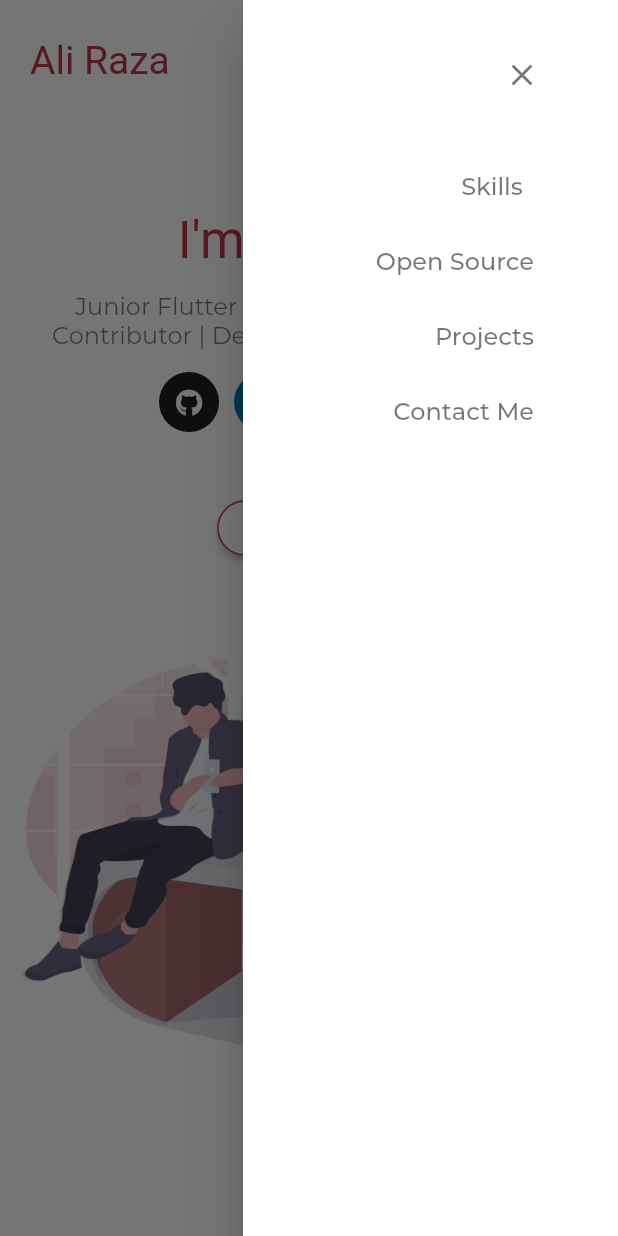
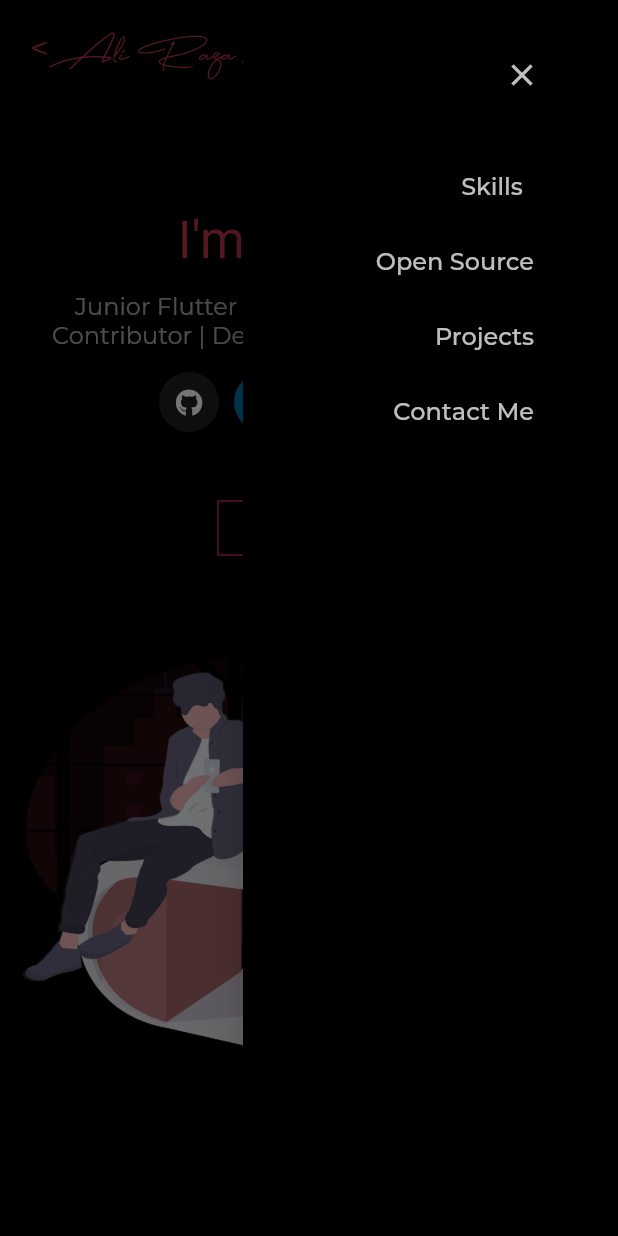
Before and after one commit to alirzadev/devfolio, a Flutter app: the screen it shows after launch, in the side drawer, after a tap on "RESUME", on a phone screen of 412 x 824 dp. Run offline on Flutter 3.47's test engine with Material 2 defaults, Android fonts, the light colour scheme and no system bars; drawn by our look-alikes of scrollable_positioned_list; our stand-ins replace font_awesome_flutter, get; Roboto replaces fonts that are missing (Parisienne); statements that could not run were skipped; project files that could hold a hidden picture were left out.

Commit message:
color changed, repo card ui updated

```diff
--- a/lib/controller/homepage.dart
+++ b/lib/controller/homepage.dart
@@ -1,6 +1,5 @@
 import 'package:devfolio/view/section/contacts_section.dart';
 import 'package:devfolio/view/section/intro_section.dart';
-import 'package:devfolio/view/section/open_source_section.dart';
 import 'package:devfolio/view/section/projects_section.dart';
 import 'package:devfolio/view/section/skills_section.dart';
 import 'package:get/get.dart';
@@ -12,6 +11,7 @@ class HomepageController extends GetxController {
 
   List sections = [
     {}, // Index '0' should be left empty so navbar could be displayed in its place
+
     {
       'widget': IntroSection(),
       'index': 1,
@@ -20,6 +20,7 @@ class HomepageController extends GetxController {
       'widget': SkillsSection(),
       'index': 2,
     },
+
     {
       'widget': OpenSourceSection(),
       'index': 3,
--- a/lib/main.dart
+++ b/lib/main.dart
@@ -17,6 +17,7 @@ class MyApp extends StatelessWidget {
       theme: ThemeData(
         fontFamily: 'Montserrat',
         primaryColor: AppColors.red,
+        scaffoldBackgroundColor: AppColors.black,
         // primarySwatch: Theme.of(context).primaryColor,
       ),
       home: Homepage(),
--- a/lib/utilities/app_colors.dart
+++ b/lib/utilities/app_colors.dart
@@ -2,6 +2,8 @@ import 'package:flutter/material.dart';
 
 class AppColors {
   AppColors._();
+
+  static const Color bgColor = Color(0xFF03071E);
 
   static const Color white = Colors.white;
   static const Color black54 = Colors.black54;
--- a/lib/view/custom_widgets/github_repo_card.dart
+++ b/lib/view/custom_widgets/github_repo_card.dart
@@ -1,23 +1,15 @@
 import 'package:devfolio/utilities/app_colors.dart';
 import 'package:devfolio/utilities/responsive.dart';
 import 'package:devfolio/utilities/url_launer.dart';
+import 'package:devfolio/view/custom_widgets/skills_icon.dart';
 import 'package:flutter/material.dart';
+import 'package:get/get.dart';
+import 'package:url_launcher/url_launcher.dart';
 
 class GithubRepoCard extends StatefulWidget {
-  final String name;
-  final String description;
-  final String language;
-  final String framework;
-  final String repoUrl;
+  final Map repos;
 
-  GithubRepoCard({
-    Key key,
-    this.name,
-    this.description,
-    this.language,
-    this.framework,
-    @required this.repoUrl,
-  }) : super(key: key);
+  GithubRepoCard({Key key, @required this.repos}) : super(key: key);
 
   @override
   _GithubRepoCardState createState() => _GithubRepoCardState();
@@ -29,11 +21,11 @@ class _GithubRepoCardState extends State<GithubRepoCard> {
   @override
   Widget build(BuildContext context) {
     return Padding(
-      padding: EdgeInsets.only(right: !isMobile(context) ? 40 : 15),
+      padding: EdgeInsets.only(right: !isMobile(context) ? 25.0 : 15.0),
       child: InkWell(
         onTap: () {
           //Launch RepoUrl
-          UrlLauncher(url: widget.repoUrl).launchUrl();
+          UrlLauncher(url: widget.repos['repoUrl']).launchUrl();
         },
         onHover: (isHovering) {
           if (isHovering) {
@@ -46,79 +38,60 @@ class _GithubRepoCardState extends State<GithubRepoCard> {
             });
           }
         },
-        child: Card(
-          elevation: elevation,
-          child: Stack(
+        child: Container(
+          padding: const EdgeInsets.all(15.0),
+          width: 230.0,
+          height: 230.0,
+          color: AppColors.white.withOpacity(0.15),
+          child: Column(
+            crossAxisAlignment: CrossAxisAlignment.start,
             children: [
-              Container(
-                width: 250,
-                height: 300,
-                decoration: BoxDecoration(
-                  border: Border.all(color: AppColors.red.withOpacity(.75)),
-                ),
-                child: CustomPaint(
-                  painter: CustomShape(),
+              Text(
+                widget.repos['repoName'],
+                maxLines: 4,
+                overflow: TextOverflow.ellipsis,
+                style: TextStyle(
+                  fontSize: 16.0,
+                  color: AppColors.white.withOpacity(0.75),
+                  fontWeight: FontWeight.bold,
                 ),
               ),
-              Container(
-                width: 250,
-                padding: const EdgeInsets.only(top: 15, left: 20),
-                child: Text(
-                  '${widget.name}',
-                  maxLines: 1,
-                  overflow: TextOverflow.ellipsis,
-                  style: TextStyle(
-                    color: AppColors.white,
-                    fontSize: 28,
-                  ),
+              SizedBox(height: 10.0),
+              Container(color: AppColors.red, width: Get.height / (2.75 * 2.5), height: 5.0),
+              SizedBox(height: 15.0),
+              Text(
+                widget.repos['repoDescription'],
+                maxLines: 4,
+                overflow: TextOverflow.ellipsis,
+                style: TextStyle(
+                  color: AppColors.white.withOpacity(0.75),
                 ),
               ),
-              Positioned(
-                top: 105,
-                child: Container(
-                  width: 250,
-                  padding: const EdgeInsets.only(left: 20, right: 20),
-                  child: Text(
-                    '${widget.description}',
-                    maxLines: 2,
-                    overflow: TextOverflow.ellipsis,
-                    style: TextStyle(
-                      color: AppColors.black54,
-                      fontSize: 16,
+              SizedBox(height: 10.0),
+              RichText(
+                maxLines: 2,
+                overflow: TextOverflow.ellipsis,
+                text: TextSpan(
+                  text: 'Tech: ',
+                  style: TextStyle(color: AppColors.red, fontWeight: FontWeight.w900, height: 1.2),
+                  children: [
+                    TextSpan(
+                      text: '${widget.repos['language']}, ${widget.repos['framework']}',
+                      style: TextStyle(color: AppColors.white.withOpacity(0.75), fontWeight: FontWeight.w200),
                     ),
-                  ),
+                  ],
                 ),
               ),
-              Positioned(
-                bottom: 15,
-                left: 20,
-                child: Container(
-                  height: 30,
-                  padding: const EdgeInsets.symmetric(horizontal: 10, vertical: 5),
-                  color: AppColors.grey,
-                  child: Text(
-                    '${widget.language}',
-                    style: TextStyle(
-                      color: AppColors.white,
-                      // fontSize: 16,
-                    ),
-                  ),
-                ),
-              ),
-              Positioned(
-                bottom: 15,
-                right: 20,
-                child: Container(
-                  height: 30,
-                  padding: const EdgeInsets.symmetric(horizontal: 10, vertical: 5),
-                  color: AppColors.grey,
-                  child: Text(
-                    '${widget.framework}',
-                    style: TextStyle(
-                      color: AppColors.white,
-                      fontSize: 16,
-                    ),
-                  ),
+              Spacer(),
+              Align(
+                alignment: Alignment.centerRight,
+                child: CustomButton(
+                  onPressed: () {
+                    launch(widget.repos['repoUrl']);
+                  },
+                  title: 'Source Code',
+                  btnColor: AppColors.black,
+                  textColor: AppColors.red,
                 ),
               ),
             ],
--- a/lib/view/custom_widgets/skills_icon.dart
+++ b/lib/view/custom_widgets/skills_icon.dart
@@ -1,6 +1,44 @@
 import 'package:devfolio/utilities/app_colors.dart';
+import 'package:devfolio/utilities/responsive.dart';
 import 'package:flutter/material.dart';
 import 'package:font_awesome_flutter/font_awesome_flutter.dart';
+
+class CustomButton extends StatelessWidget {
+  final String title;
+  final Color btnColor;
+  final Color textColor;
+  final VoidCallback onPressed;
+
+  const CustomButton({
+    Key key,
+    @required this.title,
+    this.btnColor = Colors.transparent,
+    this.textColor = AppColors.red,
+    this.onPressed,
+  }) : super(key: key);
+
+  @override
+  Widget build(BuildContext context) {
+    return RaisedButton(
+      onPressed: onPressed,
+      shape: RoundedRectangleBorder(
+        side: BorderSide(color: textColor),
+        // borderRadius: BorderRadius.all(Radius.circular(50.0)),
+      ),
+      color: btnColor,
+      child: Padding(
+        padding: EdgeInsets.symmetric(
+          horizontal: !isDesktop(context) ? 14.0 : 18.0,
+          vertical: !isDesktop(context) ? 10.0 : 14.0,
+        ),
+        child: Text(
+          title,
+          style: TextStyle(color: textColor, fontWeight: FontWeight.w700),
+        ),
+      ),
+    );
+  }
+}
 
 class SkillsIcon extends StatefulWidget {
   final IconData icon;
@@ -13,7 +51,7 @@ class SkillsIcon extends StatefulWidget {
 }
 
 class _SkillsIconState extends State<SkillsIcon> {
-  Color iconColor = AppColors.grey;
+  Color iconColor = AppColors.white.withOpacity(0.75);
 
   @override
   Widget build(BuildContext context) {
@@ -26,7 +64,7 @@ class _SkillsIconState extends State<SkillsIcon> {
           });
         } else {
           setState(() {
-            iconColor = AppColors.grey;
+            iconColor = AppColors.white.withOpacity(0.75);
           });
         }
       },
@@ -43,7 +81,7 @@ class _SkillsIconState extends State<SkillsIcon> {
           SizedBox(height: 10),
           Text(
             '${widget.title}',
-            style: TextStyle(color: AppColors.grey, fontSize: 12),
+            style: TextStyle(color: AppColors.white.withOpacity(0.75), fontSize: 12),
           ),
         ],
       ),
--- a/lib/view/homepage.dart
+++ b/lib/view/homepage.dart
@@ -1,5 +1,4 @@
 import 'package:devfolio/controller/homepage.dart';
-import 'package:devfolio/utilities/app_colors.dart';
 import 'package:devfolio/utilities/responsive.dart';
 import 'package:devfolio/view/section/componenets/custom_end_drawer.dart';
 import 'package:devfolio/view/section/componenets/nav_bar.dart';
@@ -15,7 +14,6 @@ class Homepage extends StatelessWidget {
     return GetBuilder<HomepageController>(
       init: HomepageController(),
       builder: (_) => Scaffold(
-        backgroundColor: AppColors.white,
         endDrawer: CustomEndDrawer(controller: _.itemScrollController),
         body: ScrollablePositionedList.builder(
           itemCount: _.sections.length,
@@ -34,7 +32,7 @@ class Homepage extends StatelessWidget {
             hoverColor: Colors.transparent,
             splashColor: Colors.transparent,
             highlightColor: Colors.transparent,
-            icon: Icon(Icons.arrow_circle_up, size: 40.0, color: isMobile(context) ? Colors.black12 : Colors.black26),
+            icon: Icon(Icons.arrow_circle_up, size: 40.0, color: isMobile(context) ? Colors.white12 : Colors.white24),
           ),
         ),
       ),
--- a/lib/view/section/componenets/custom_end_drawer.dart
+++ b/lib/view/section/componenets/custom_end_drawer.dart
@@ -15,7 +15,7 @@ class CustomEndDrawer extends StatelessWidget {
       height: height,
       child: Drawer(
         child: Container(
-          color: AppColors.white,
+          color: AppColors.black,
           padding: const EdgeInsets.only(right: 40),
           child: Column(
             crossAxisAlignment: CrossAxisAlignment.end,
@@ -28,7 +28,7 @@ class CustomEndDrawer extends StatelessWidget {
                     onPressed: () {
                       Navigator.pop(context);
                     },
-                    icon: Icon(Icons.clear, color: AppColors.black54),
+                    icon: Icon(Icons.clear, color: AppColors.white.withOpacity(0.75)),
                   ),
                 ),
               ),
@@ -83,8 +83,8 @@ class DrawerButton extends StatelessWidget {
       onPressed: onPressed,
       height: 50,
       splashColor: Colors.transparent,
-      color: AppColors.white,
-      textColor: AppColors.black54,
+      color: AppColors.black,
+      textColor: AppColors.white.withOpacity(0.75),
       child: Text(
         '$title',
         style: TextStyle(fontSize: 16),
--- a/lib/view/section/componenets/nav_bar.dart
+++ b/lib/view/section/componenets/nav_bar.dart
@@ -2,7 +2,6 @@ import 'package:devfolio/utilities/app_colors.dart';
 import 'package:devfolio/utilities/responsive.dart';
 import 'package:devfolio/view/custom_widgets/nav_bar_button.dart';
 import 'package:flutter/material.dart';
-import 'package:google_fonts/google_fonts.dart';
 import 'package:scrollable_positioned_list/scrollable_positioned_list.dart';
 
 class NavBar extends StatelessWidget {
@@ -13,18 +12,25 @@ class NavBar extends StatelessWidget {
   Widget build(BuildContext context) {
     return Container(
       height: isMobile(context) ? 80 : 100,
-      color: AppColors.white,
+      color: AppColors.black,
       padding: EdgeInsets.symmetric(horizontal: isMobile(context) ? 20 : 40),
       child: Row(
         mainAxisAlignment: MainAxisAlignment.spaceBetween,
         crossAxisAlignment: CrossAxisAlignment.center,
         children: [
-          Text(
-            'Ali Raza',
-            style: GoogleFonts.parisienne(
-              color: AppColors.red,
-              fontSize: isDesktop(context) ? 40 : 26,
-              // fontFamily: 'Challina',
+          RichText(
+            text: TextSpan(
+              text: '<',
+              style: TextStyle(
+                color: AppColors.red,
+                fontSize: isDesktop(context) ? 32 : 22,
+                fontWeight: FontWeight.w400,
+                fontFamily: 'Montserrat',
+              ),
+              children: [
+                TextSpan(text: 'Ali Raza', style: TextStyle(fontFamily: 'Agustina', fontWeight: FontWeight.normal)),
+                TextSpan(text: ' />'),
+              ],
             ),
           ),
           if (isDesktop(context))
@@ -60,7 +66,7 @@ class NavBar extends StatelessWidget {
             IconButton(
                 icon: Icon(
                   Icons.menu,
-                  color: AppColors.black54,
+                  color: AppColors.white,
                 ),
                 onPressed: () {
                   Scaffold.of(context).openEndDrawer();
--- a/lib/view/section/contacts_section.dart
+++ b/lib/view/section/contacts_section.dart
@@ -32,7 +32,7 @@ class ContactsSection extends StatelessWidget {
           Text(
             'Contact Me',
             style: TextStyle(
-              color: AppColors.black,
+              color: AppColors.white,
               letterSpacing: -2,
               fontSize: isDesktop(context) ? 52 : 32,
             ),
@@ -43,7 +43,7 @@ class ContactsSection extends StatelessWidget {
               'Discuss a project or just want to say hi? My inbox is open for all.',
               textAlign: TextAlign.center,
               style: TextStyle(
-                color: AppColors.black54,
+                color: AppColors.white.withOpacity(0.5),
                 fontSize: 16,
               ),
             ),
@@ -52,7 +52,7 @@ class ContactsSection extends StatelessWidget {
           Text(
             '+92-3317402528',
             style: TextStyle(
-              color: AppColors.black54,
+              color: AppColors.white.withOpacity(0.75),
               fontSize: 16,
             ),
           ),
@@ -60,7 +60,7 @@ class ContactsSection extends StatelessWidget {
           Text(
             'mraliryu@gmail.com',
             style: TextStyle(
-              color: AppColors.black54,
+              color: AppColors.white.withOpacity(0.75),
               fontSize: 16,
             ),
           ),
@@ -74,7 +74,7 @@ class ContactsSection extends StatelessWidget {
                 Text(
                   'Made with ',
                   style: TextStyle(
-                    color: AppColors.black54,
+                    color: AppColors.white.withOpacity(0.75),
                     fontSize: 14,
                   ),
                 ),
@@ -94,7 +94,7 @@ class ContactsSection extends StatelessWidget {
                 Text(
                   '💙 by Ali Raza',
                   style: TextStyle(
-                    color: AppColors.black54,
+                    color: AppColors.white.withOpacity(0.75),
                     fontSize: 14,
                   ),
                 ),
@@ -109,7 +109,7 @@ class ContactsSection extends StatelessWidget {
             child: Text(
               'Theme by Saad Pasta',
               style: TextStyle(
-                color: AppColors.black54,
+                color: AppColors.white.withOpacity(0.75),
                 fontSize: 14,
                 decoration: TextDecoration.underline,
               ),
--- a/lib/view/section/intro_section.dart
+++ b/lib/view/section/intro_section.dart
@@ -1,5 +1,6 @@
 import 'package:devfolio/utilities/app_colors.dart';
 import 'package:devfolio/utilities/responsive.dart';
+import 'package:devfolio/view/custom_widgets/skills_icon.dart';
 import 'package:flutter/material.dart';
 
 import 'componenets/social_media_icons.dart';
@@ -7,7 +8,6 @@ import 'componenets/social_media_icons.dart';
 class IntroSection extends StatelessWidget {
   @override
   Widget build(BuildContext context) {
-
     return Padding(
       padding: EdgeInsets.symmetric(
         horizontal: !isMobile(context)
@@ -44,31 +44,14 @@ class IntroSection extends StatelessWidget {
                       textAlign: isMobile(context) ? TextAlign.center : TextAlign.start,
                       style: TextStyle(
                         height: !isDesktop(context) ? 1.2 : 1.5,
-                        color: AppColors.black54,
+                        color: AppColors.white.withOpacity(0.65),
                         fontSize: isDesktop(context) ? 20 : 16,
                       ),
                     ),
                     SizedBox(height: !isDesktop(context) ? 15 : 25),
                     SocialMediaIcons(isContactSection: false),
                     SizedBox(height: !isDesktop(context) ? 40 : 55),
-                    RaisedButton(
-                      onPressed: () {},
-                      shape: RoundedRectangleBorder(
-                        side: BorderSide(color: AppColors.red),
-                        borderRadius: BorderRadius.all(Radius.circular(50.0)),
-                      ),
-                      color: AppColors.white,
-                      child: Padding(
-                        padding: EdgeInsets.symmetric(
-                          horizontal: !isDesktop(context) ? 14.0 : 18.0,
-                          vertical: !isDesktop(context) ? 10.0 : 14.0,
-                        ),
-                        child: Text(
-                          'RESUME',
-                          style: TextStyle(color: AppColors.red, fontWeight: FontWeight.w700),
-                        ),
-                      ),
-                    ),
+                    CustomButton(onPressed: () {}, title: 'RESUME'),
                   ],
                 ),
               ),
--- a/lib/view/section/open_source_section.dart
+++ b/lib/view/section/open_source_section.dart
@@ -3,7 +3,12 @@ import 'package:devfolio/utilities/responsive.dart';
 import 'package:devfolio/view/custom_widgets/github_repo_card.dart';
 import 'package:flutter/material.dart';
 
-class OpenSourceSection extends StatelessWidget {
+class OpenSourceSection extends StatefulWidget {
+  @override
+  _OpenSourceSectionState createState() => _OpenSourceSectionState();
+}
+
+class _OpenSourceSectionState extends State<OpenSourceSection> {
   final List _githubProjects = [
     {
       'repoName': 'DevFolio',
@@ -42,6 +47,24 @@ class OpenSourceSection extends StatelessWidget {
     },
   ];
 
+  List<Widget> widgets = [];
+
+  List<Widget> createWidgets() {
+    List<Widget> temp = [];
+    for (int i = 0; i < _githubProjects.length; i++) {
+      temp.add(
+        GithubRepoCard(repos: _githubProjects[i]),
+      );
+    }
+    return temp;
+  }
+
+  @override
+  void initState() {
+    super.initState();
+    widgets = createWidgets();
+  }
+
   @override
   Widget build(BuildContext context) {
     return Padding(
@@ -60,7 +83,7 @@ class OpenSourceSection extends StatelessWidget {
             Text(
               'Open Source',
               style: TextStyle(
-                color: AppColors.black,
+                color: AppColors.white,
                 letterSpacing: -2,
                 fontSize: isDesktop(context) ? 52 : 32,
               ),
@@ -70,7 +93,7 @@ class OpenSourceSection extends StatelessWidget {
               child: Text(
                 'Open Source',
                 style: TextStyle(
-                  color: AppColors.black,
+                  color: AppColors.white,
                   letterSpacing: -1,
                   fontSize: isDesktop(context) ? 52 : 32,
                 ),
@@ -82,28 +105,39 @@ class OpenSourceSection extends StatelessWidget {
               'Some GitHub repositories of Flutter projects.',
               textAlign: TextAlign.center,
               style: TextStyle(
-                color: AppColors.black54,
+                color: AppColors.white.withOpacity(0.5),
                 fontSize: 16,
               ),
             ),
           ),
           SizedBox(height: isDesktop(context) ? 55 : 45),
-          Container(
-            height: 220,
-            child: ListView.builder(
-              itemCount: _githubProjects.length,
-              scrollDirection: Axis.horizontal,
-              itemBuilder: (BuildContext context, int index) {
-                return GithubRepoCard(
-                  name: _githubProjects[index]['repoName'],
-                  description: _githubProjects[index]['repoDescription'],
-                  language: _githubProjects[index]['language'],
-                  framework: _githubProjects[index]['framework'],
-                  repoUrl: _githubProjects[index]['repoUrl'],
-                );
-              },
+          Center(
+            child: Wrap(
+              runSpacing: !isMobile(context) ? 25.0 : 15.0,
+              children: widgets,
             ),
-          )
+          ),
+          // Container(
+          //   height: 230.0,
+          //   child: ListView.builder(
+          //     primary: false,
+          //     shrinkWrap: true,
+          //     itemCount: _githubProjects.length,
+          //     scrollDirection: isMobile(context) ? Axis.vertical : Axis.horizontal,
+          //     itemBuilder: (BuildContext context, int index) {
+          //       return GithubRepoCard(
+          //         repos: _githubProjects[index],
+          //       );
+          //       // return GithubRepoCard(
+          //       //   name: _githubProjects[index]['repoName'],
+          //       //   description: _githubProjects[index]['repoDescription'],
+          //       //   language: _githubProjects[index]['language'],
+          //       //   framework: _githubProjects[index]['framework'],
+          //       //   repoUrl: _githubProjects[index]['repoUrl'],
+          //       // );
+          //     },
+          //   ),
+          // )
         ],
       ),
     );
--- a/lib/view/section/projects_section.dart
+++ b/lib/view/section/projects_section.dart
@@ -28,7 +28,7 @@ class _ProjectsSectionState extends State<ProjectsSection> {
             Text(
               'Projects',
               style: TextStyle(
-                color: AppColors.black,
+                color: AppColors.white,
                 letterSpacing: -2,
                 fontSize: isDesktop(context) ? 52 : 32,
               ),
@@ -38,7 +38,7 @@ class _ProjectsSectionState extends State<ProjectsSection> {
               child: Text(
                 'Projects',
                 style: TextStyle(
-                  color: AppColors.black,
+                  color: AppColors.white,
                   letterSpacing: -1,
                   fontSize: isDesktop(context) ? 52 : 32,
                 ),
@@ -50,7 +50,7 @@ class _ProjectsSectionState extends State<ProjectsSection> {
               'Flutter projects published on Play Store.',
               textAlign: TextAlign.center,
               style: TextStyle(
-                color: AppColors.black54,
+                color: AppColors.white.withOpacity(0.5),
                 fontSize: 16,
               ),
             ),
--- a/lib/view/section/skills_section.dart
+++ b/lib/view/section/skills_section.dart
@@ -47,7 +47,7 @@ class SkillsSection extends StatelessWidget {
                       Text(
                         'Skills',
                         style: TextStyle(
-                          color: AppColors.black,
+                          color: AppColors.white,
                           letterSpacing: -2,
                           fontSize: isDesktop(context) ? 52 : 32,
                         ),
@@ -57,7 +57,7 @@ class SkillsSection extends StatelessWidget {
                         child: Text(
                           'Skills',
                           style: TextStyle(
-                            color: AppColors.black,
+                            color: AppColors.white,
                             letterSpacing: -1,
                             fontSize: isDesktop(context) ? 52 : 32,
                           ),
@@ -69,7 +69,7 @@ class SkillsSection extends StatelessWidget {
                         'A bit insane, lazy yet passionate developer who loves Flutter.',
                         textAlign: TextAlign.center,
                         style: TextStyle(
-                          color: AppColors.black54,
+                          color: AppColors.white.withOpacity(0.5),
                           fontSize: 16,
                         ),
                       ),
@@ -158,14 +158,14 @@ class SkillsDescription extends StatelessWidget {
             Icon(
               Icons.bolt,
               size: 20,
-              color: AppColors.orangeAccent.withOpacity(.75),
+              color: AppColors.orangeAccent.withOpacity(0.75),
             ),
             Expanded(
               child: Container(
                 child: Text(
                   '$description',
                   style: TextStyle(
-                    color: AppColors.black54,
+                    color: AppColors.white.withOpacity(0.75),
                     fontSize: 16,
                   ),
                 ),
--- a/pubspec.yaml
+++ b/pubspec.yaml
@@ -39,6 +39,10 @@ flutter:
       fonts:
         - asset: fonts/Challina.otf
 
+    - family: Agustina
+      fonts:
+        - asset: fonts/Agustina.otf
+
     - family: Montserrat
       fonts:
         - asset: fonts/Montserrat-Regular.otf
```
Also changed, not shown: lib/view/custom_widgets/nav_bar_button.dart (+4 -4 lines), fonts/Agustina.otf (added).
